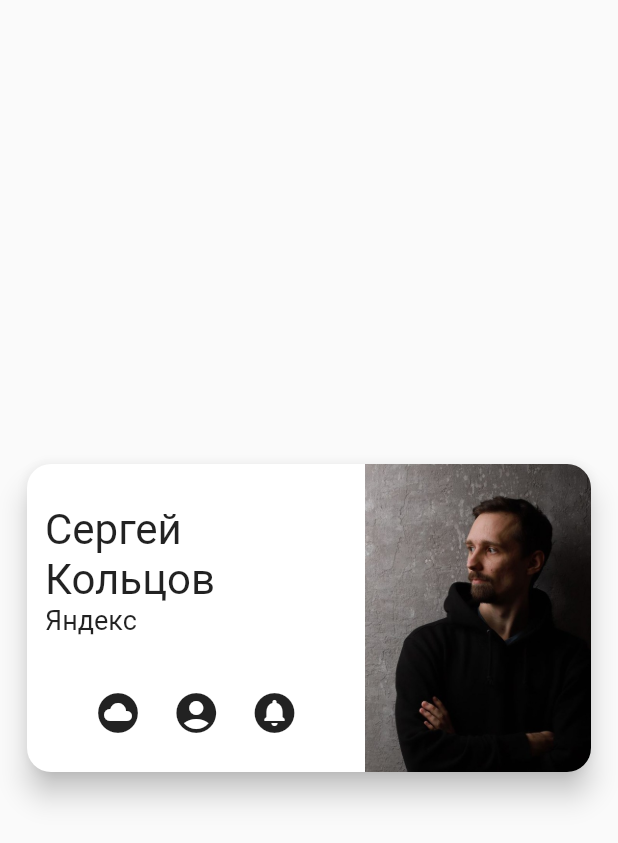
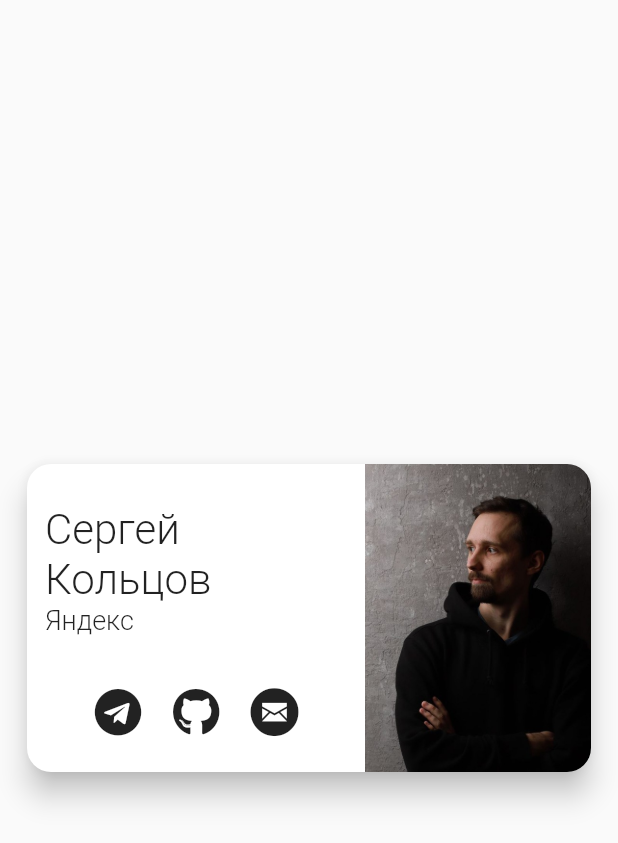
Before and after one commit to kltsv/cvapp, a Flutter app: the screen it shows after launch, on a phone screen of 412 x 824 dp. Shown: the top 843 px of the screen. Run offline on Flutter 3.47's test engine with Material 2 defaults, Android fonts, the phone set to English and light mode, and no system bars.

Commit message:
Fonts and icons

```diff
--- /dev/null
+++ b/lib/cv_icons.dart
@@ -0,0 +1,38 @@
+/// Flutter icons CVIcons
+/// Copyright (C) 2022 by original authors @ fluttericon.com, fontello.com
+/// This font was generated by FlutterIcon.com, which is derived from Fontello.
+///
+/// To use this font, place it in your fonts/ directory and include the
+/// following in your pubspec.yaml
+///
+/// flutter:
+///   fonts:
+///    - family:  CVIcons
+///      fonts:
+///       - asset: fonts/CVIcons.ttf
+///
+///
+/// * Elusive, Copyright (C) 2013 by Aristeides Stathopoulos
+///         Author:    Aristeides Stathopoulos
+///         License:   SIL (http://scripts.sil.org/OFL)
+///         Homepage:  http://aristeides.com/
+/// * Font Awesome 5, Copyright (C) 2016 by Dave Gandy
+///         Author:    Dave Gandy
+///         License:   SIL (https://github.com/FortAwesome/Font-Awesome/blob/master/LICENSE.txt)
+///         Homepage:  http://fortawesome.github.com/Font-Awesome/
+///
+import 'package:flutter/widgets.dart';
+
+class CVIcons {
+  CVIcons._();
+
+  static const _kFontFam = 'CVIcons';
+  static const String? _kFontPkg = null;
+
+  static const IconData email =
+      IconData(0xe800, fontFamily: _kFontFam, fontPackage: _kFontPkg);
+  static const IconData github =
+      IconData(0xf09b, fontFamily: _kFontFam, fontPackage: _kFontPkg);
+  static const IconData telegram =
+      IconData(0xf2c6, fontFamily: _kFontFam, fontPackage: _kFontPkg);
+}
--- a/lib/main.dart
+++ b/lib/main.dart
@@ -1,4 +1,6 @@
 import 'package:flutter/material.dart';
+
+import 'cv_icons.dart';
 
 const _tgAvatar = 'assets/ava.jpeg';
 
@@ -47,11 +49,17 @@ class HomePage extends StatelessWidget {
                               children: const [
                                 Text(
                                   'Сергей Кольцов',
-                                  style: TextStyle(fontSize: 28),
+                                  style: TextStyle(
+                                    fontSize: 28,
+                                    fontFamily: 'Roboto',
+                                  ),
                                 ),
                                 Text(
                                   'Яндекс',
-                                  style: TextStyle(fontSize: 18),
+                                  style: TextStyle(
+                                    fontSize: 18,
+                                    fontFamily: 'Roboto',
+                                  ),
                                 ),
                               ],
                             ),
@@ -66,8 +74,7 @@ class HomePage extends StatelessWidget {
                                   iconSize: 32,
                                   onPressed: () {},
                                   icon: const Icon(
-                                    // TODO telegram
-                                    Icons.cloud_circle,
+                                    CVIcons.telegram,
                                   ),
                                 ),
                               ),
@@ -77,8 +84,7 @@ class HomePage extends StatelessWidget {
                                   iconSize: 32,
                                   onPressed: () {},
                                   icon: const Icon(
-                                    // TODO github
-                                    Icons.account_circle,
+                                    CVIcons.github,
                                   ),
                                 ),
                               ),
@@ -88,8 +94,7 @@ class HomePage extends StatelessWidget {
                                   iconSize: 32,
                                   onPressed: () {},
                                   icon: const Icon(
-                                    // TODO email
-                                    Icons.circle_notifications,
+                                    CVIcons.email,
                                   ),
                                 ),
                               ),
```
Also changed, not shown: icons/config.json (added, +28 -0 lines), pubspec.yaml (+7 -0 lines), fonts/Roboto-Light.ttf (added), icons/CVIcons.ttf (added).
